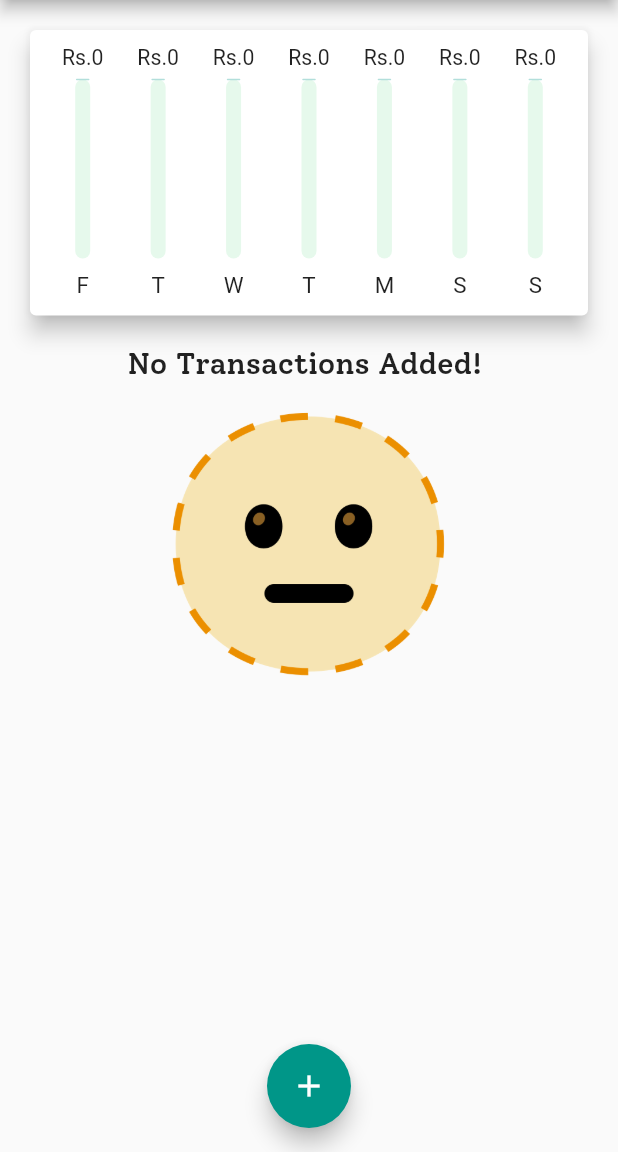
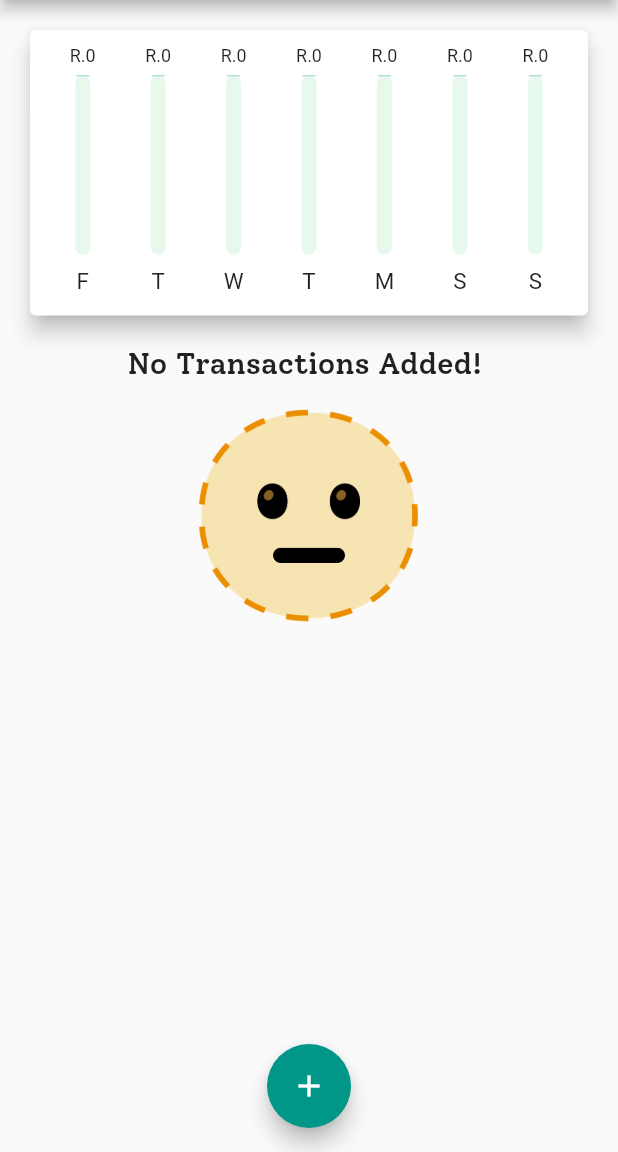
Before and after one commit to saffirex/Expenses, a Flutter app: the screen it shows after launch, on a phone screen of 412 x 824 dp, the part 84-1236 px from its top. Run offline on Flutter 3.47's test engine with Material 2 defaults, Android fonts, the phone set to English and light mode, and no system bars.

Commit message:
Responsive for Portrait and Landscape and Any Device Size

```diff
--- a/lib/main.dart
+++ b/lib/main.dart
@@ -2,15 +2,11 @@
 
 import 'package:expenses/widgets/new_transactions.dart';
 import 'package:flutter/material.dart';
-import 'package:flutter/services.dart';
-
 import './widgets/transaction_list.dart';
 import './models/transactions.dart';
 import './widgets/chart.dart';
 
-
 void main() {
-
   //Disallows changing orientation to Landscape
   /*
   WidgetsFlutterBinding.ensureInitialized();
@@ -102,6 +98,8 @@ class _MyHomePageState extends State<MyHomePage> {
     }).toList();
   }
 
+  bool _showChart = true;
+
   //this is to be triggered onpress of action button
 
   //*****************see this entanglement(1)******************
@@ -117,6 +115,9 @@ class _MyHomePageState extends State<MyHomePage> {
 
   @override
   Widget build(BuildContext context) {
+    final isLandscape =
+        MediaQuery.of(context).orientation == Orientation.landscape;
+        //better if you create a mediaQuery object beforehand and use it throughout the build method as final mq= MediaQuery.of(context)
     final appBar = AppBar(
       title: const Text('Expenses Tracker'),
       actions: [
@@ -126,6 +127,33 @@ class _MyHomePageState extends State<MyHomePage> {
             icon: const Icon(Icons.add))
       ],
     );
+
+    final txListWidget = Container(
+      height: (MediaQuery.of(context).size.height -
+              appBar.preferredSize.height -
+              MediaQuery.of(context).padding.top) *
+          0.7,
+      child: TransactionList(_userTransactions, _deleteTransaction),
+    );
+
+    final ChartWidget_heightPoint8 = Container(
+      //the size of screen minus height of appbar minus height of status bar ko 40%
+      height: (MediaQuery.of(context).size.height -
+              appBar.preferredSize.height -
+              MediaQuery.of(context).padding.top) *
+          0.8,
+      child: Chart(recentTransactions),
+    );
+
+  final ChartWidget_heightPoint3 =Container(
+      //the size of screen minus height of appbar minus height of status bar ko 40%
+      height: (MediaQuery.of(context).size.height -
+              appBar.preferredSize.height -
+              MediaQuery.of(context).padding.top) *
+          0.3,
+      child: Chart(recentTransactions),
+    );
+
 
     return Scaffold(
       appBar: appBar,
@@ -146,21 +174,33 @@ class _MyHomePageState extends State<MyHomePage> {
               //       height: 300,
               //       child: const Text('CHART')),
               // ),
-              Container(
-                //the size of screen minus height of appbar minus height of status bar ko 40%
-                height: (MediaQuery.of(context).size.height -
-                        appBar.preferredSize.height -
-                        MediaQuery.of(context).padding.top) *
-                    0.3,
-                child: Chart(recentTransactions),
-              ),
-              Container(
-                height: (MediaQuery.of(context).size.height -
-                        appBar.preferredSize.height -
-                        MediaQuery.of(context).padding.top) *
-                    0.7,
-                child: TransactionList(_userTransactions, _deleteTransaction),
-              ) //constructing a custom widget object from transaction_list by passing the list of transactions
+              if (isLandscape) //show switch if in landscape mode
+                Row(
+                  mainAxisAlignment: MainAxisAlignment.center,
+                  children: [
+                    const Text('Show chart'),
+                    Switch(
+                      value: _showChart,
+                      onChanged: (valx) {
+                        setState(() {
+                          _showChart = valx;
+                          print("ShowChart value${_showChart}");
+                        });
+                      },
+                    ),
+                  ],
+                ), //row with the switch only
+                if (isLandscape)
+                _showChart
+                  ? ChartWidget_heightPoint8
+                  : txListWidget,
+                if (!isLandscape)
+                  ChartWidget_heightPoint3,
+                if (!isLandscape)
+                txListWidget
+
+
+               //constructing a custom widget object from transaction_list by passing the list of transactions
             ],
           ),
         ),
--- a/lib/widgets/chart_bar.dart
+++ b/lib/widgets/chart_bar.dart
@@ -13,10 +13,10 @@ class ChartBar extends StatelessWidget {
       return Column(
       children: [
         Container(
-          height: (constraints.maxHeight) *0.095, //notice all these multipliers add up to 1.0, maxheight is the height of the container defined in main.dart file and here we are distributing it to the children
+          height: (constraints.maxHeight) *0.08, //notice all these multipliers add up to 1.0, maxheight is the height of the container defined in main.dart file and here we are distributing it to the children
           child: FittedBox(
             child: Text(
-              'Rs.${spendingAmount.toStringAsFixed(0)}',
+              'R.${spendingAmount.toStringAsFixed(0)}',
             ),
           ),
 
--- a/lib/widgets/new_transactions.dart
+++ b/lib/widgets/new_transactions.dart
@@ -55,9 +55,10 @@ class _NewTransactionState extends State<NewTransaction> {
 
   @override
   Widget build(BuildContext context) {
-    return Card(
+    return SingleChildScrollView(
+      child: Card(
         child: Container(
-        padding: const EdgeInsets.all(10.0),
+          padding: EdgeInsets.only( top: 10, left: 10, right: 10, bottom: MediaQuery.of(context).viewInsets.bottom +30),
           child: Column(
             children: [
               TextField(
@@ -101,6 +102,7 @@ class _NewTransactionState extends State<NewTransaction> {
             ],
           ),
         ),
+      ),
     );
   }
 }
--- a/lib/widgets/transaction_list.dart
+++ b/lib/widgets/transaction_list.dart
@@ -14,7 +14,8 @@ class TransactionList extends StatelessWidget {
   @override
   Widget build(BuildContext context) {
     return transactions.isEmpty
-        ? Column(
+        ? LayoutBuilder(builder: (LBcontext, constraint) {
+            return Column(
               //show this column when the transactions list is empty
               children: [
                 Text('No Transactions Added! ', //the text
@@ -24,11 +25,12 @@ class TransactionList extends StatelessWidget {
                 ),
                 Container(
                     //and the image
-                  height: 200,
+                    height: constraint.maxHeight * 0.3,
                     child: Image.asset('assets/images/waiting.png',
                         fit: BoxFit.cover))
               ],
-          )
+            );
+          })
         : ListView.builder(
             //listview builder object
             itemBuilder: (cntxt, index) {
```
Also changed, not shown: flutter_01.png (added). Lines whose indentation alone changed are shown as unchanged.
